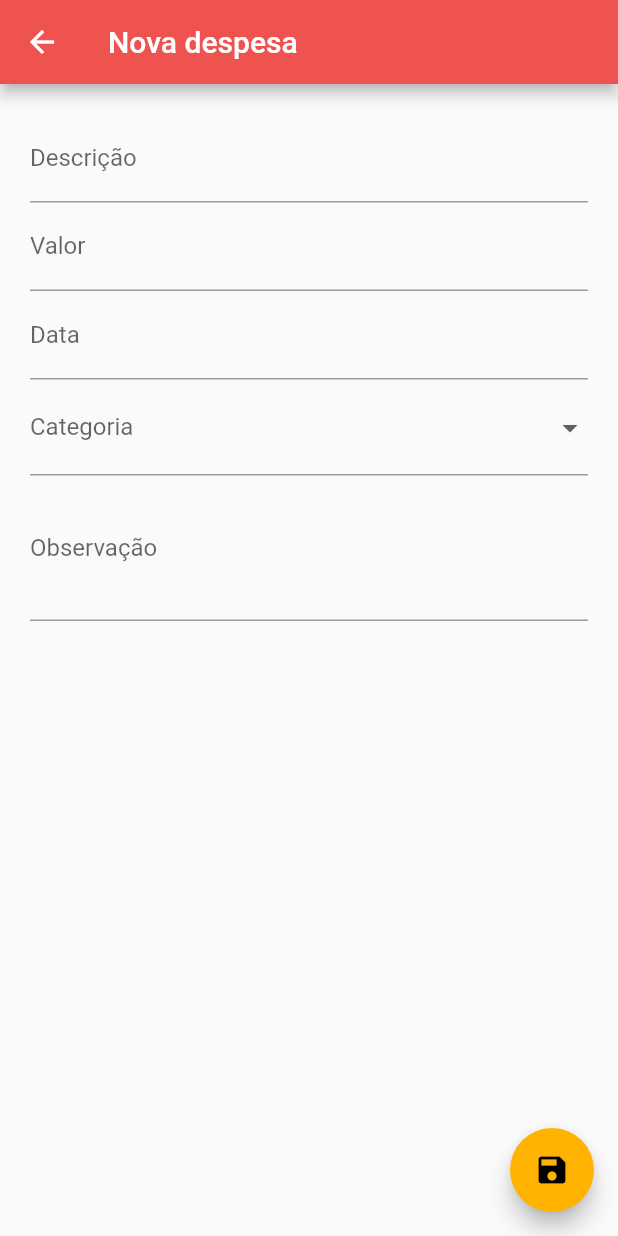
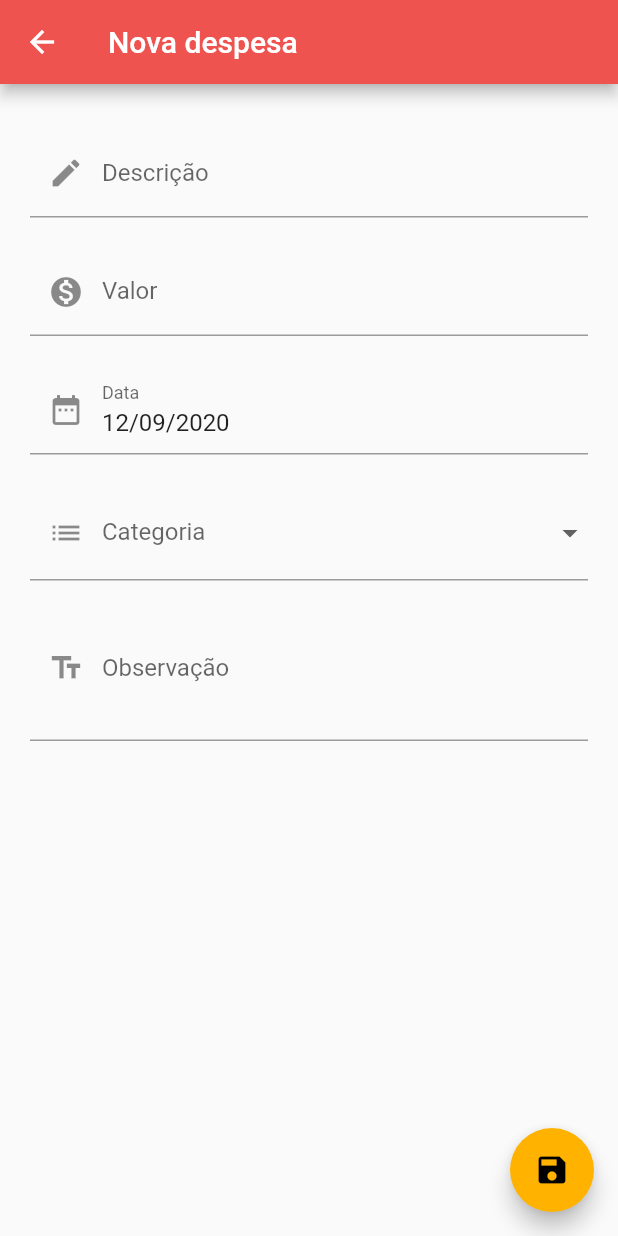
Before and after one commit to felipegabriel1942/personal-expenses-app-flutter, a Flutter app: the ExpensesFormScreen screen opened by its route, on a phone screen of 412 x 824 dp. Run offline on Flutter 3.47's test engine with Material 2 defaults, Android fonts, the phone set to English and light mode, and no system bars; our stand-ins replace brasil_fields, flushbar, flutter_mobx, mobx; generated files the repository leaves out were written again.

Commit message:
Fields validation working

```diff
--- a/lib/views/expenses/expenses_form_screen.dart
+++ b/lib/views/expenses/expenses_form_screen.dart
@@ -1,4 +1,9 @@
+import 'package:brasil_fields/brasil_fields.dart';
 import 'package:flutter/material.dart';
+import 'package:flutter/services.dart';
+import 'package:flutter_mobx/flutter_mobx.dart';
+import 'package:intl/intl.dart';
+import 'package:personal_expenses_app/stores/expenses/expenses_form_store.dart';
 
 class ExpensesFormScreen extends StatefulWidget {
   @override
@@ -6,6 +11,7 @@ class ExpensesFormScreen extends StatefulWidget {
 }
 
 class _ExpensesFormScreenState extends State<ExpensesFormScreen> {
+  final store = ExpensesFormStore();
 
   _showDatePicker() {
     showDatePicker(
@@ -13,15 +19,7 @@ class _ExpensesFormScreenState extends State<ExpensesFormScreen> {
       initialDate: DateTime.now(),
       firstDate: DateTime(2000),
       lastDate: DateTime(2050),
-    ).then((pickedDate) {
-      if (pickedDate == null) {
-        return;
-      }
-
-      setState(() {
-        print(pickedDate);
-      });
-    });
+    ).then(store.setDate);
   }
 
   @override
@@ -35,38 +33,103 @@ class _ExpensesFormScreenState extends State<ExpensesFormScreen> {
         padding: const EdgeInsets.symmetric(horizontal: 20, vertical: 20),
         child: Column(
           children: [
-            TextFormField(
+            Observer(builder: (_) {
+              return Container(
+                padding: const EdgeInsets.symmetric(
+                  vertical: 10,
+                ),
+                child: TextFormField(
                   decoration: InputDecoration(
                     labelText: 'Descrição',
+                    errorText: store.descriptionFieldError,
+                    prefixIcon: Icon(
+                      Icons.edit,
                     ),
                   ),
-            TextFormField(
+                  onChanged: store.setDescription,
+                ),
+              );
+            }),
+            Observer(builder: (_) {
+              return Container(
+                padding: const EdgeInsets.symmetric(
+                  vertical: 10,
+                ),
+                child: TextFormField(
                   decoration: InputDecoration(
                     labelText: 'Valor',
+                    errorText: store.expenseValueFieldError,
+                    prefixIcon: Icon(
+                      Icons.monetization_on,
+                    ),
                   ),
                   keyboardType: TextInputType.number,
+                  onChanged: store.setExpenseValue,
                 ),
-            TextFormField(
+              );
+            }),
+            Observer(builder: (_) {
+              final format = new DateFormat('dd/MM/yyyy');
+
+              return Container(
+                padding: const EdgeInsets.symmetric(
+                  vertical: 10,
+                ),
+                child: TextFormField(
+                  controller: TextEditingController(
+                    text: store.dateValid ? format.format(store.date) : null,
+                  ),
                   decoration: InputDecoration(
-                labelText: 'Data'
+                    labelText: 'Data',
+                    errorText: store.dateFieldError,
+                    prefixIcon: Icon(
+                      Icons.date_range,
+                    ),
                   ),
                   onTap: _showDatePicker,
+                  keyboardType: TextInputType.datetime,
+                  inputFormatters: [
+                    FilteringTextInputFormatter.digitsOnly,
+                    DataInputFormatter()
+                  ],
                 ),
-            DropdownButtonFormField(
+              );
+            }),
+            Container(
+              padding: const EdgeInsets.symmetric(
+                vertical: 10,
+              ),
+              child: DropdownButtonFormField(
                 isExpanded: true,
-              decoration: InputDecoration(labelText: 'Categoria'),
+                decoration: InputDecoration(
+                  labelText: 'Categoria',
+                  prefixIcon: Icon(
+                    Icons.list,
+                  ),
+                ),
                 items: [
                   DropdownMenuItem(
-                  child: Text('Alimentação'),
+                    child: Text(
+                      'Alimentação',
+                    ),
                     value: 'alimentacao',
                   )
                 ],
-              onChanged: (String value) {},
+                onChanged: store.setCategorie,
               ),
-            TextFormField(
+            ),
+            Container(
+              padding: const EdgeInsets.symmetric(
+                vertical: 0,
+              ),
+              child: TextFormField(
                 maxLines: 3,
                 decoration: InputDecoration(
                   labelText: 'Observação',
+                  prefixIcon: Icon(
+                    Icons.text_fields,
+                  ),
+                ),
               ),
             )
           ],
@@ -78,7 +141,12 @@ class _ExpensesFormScreenState extends State<ExpensesFormScreen> {
           color: Colors.black,
         ),
         backgroundColor: Colors.amber[600],
-        onPressed: () {},
+        onPressed: () {
+          print(store.description);
+          print(store.expenseValue);
+          print(store.date);
+          print(store.categorie);
+        },
       ),
     );
   }
--- a/pubspec.yaml
+++ b/pubspec.yaml
@@ -29,6 +29,7 @@ dependencies:
   brasil_fields: ^0.4.0
   http: ^0.12.1
   flushbar: ^1.10.4
+  intl: ^0.16.1
 
 
   # The following adds the Cupertino Icons font to your application.
```
Also changed, not shown: lib/stores/expenses/expenses_form_store.dart (added, +62 -0 lines), lib/stores/expenses/expenses_form_store.g.dart (added), pubspec.lock. Lines whose indentation alone changed are shown as unchanged.
